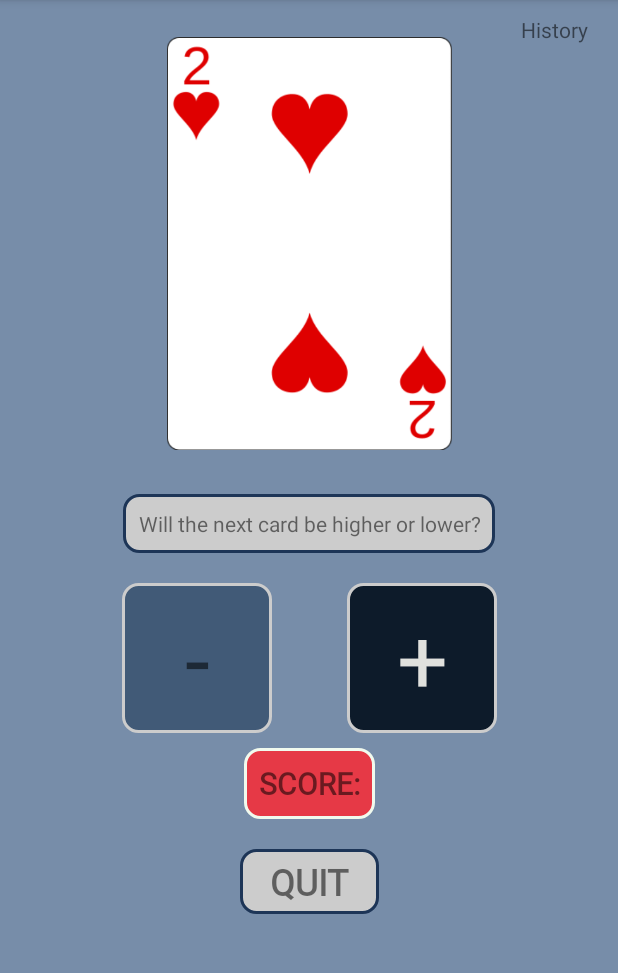
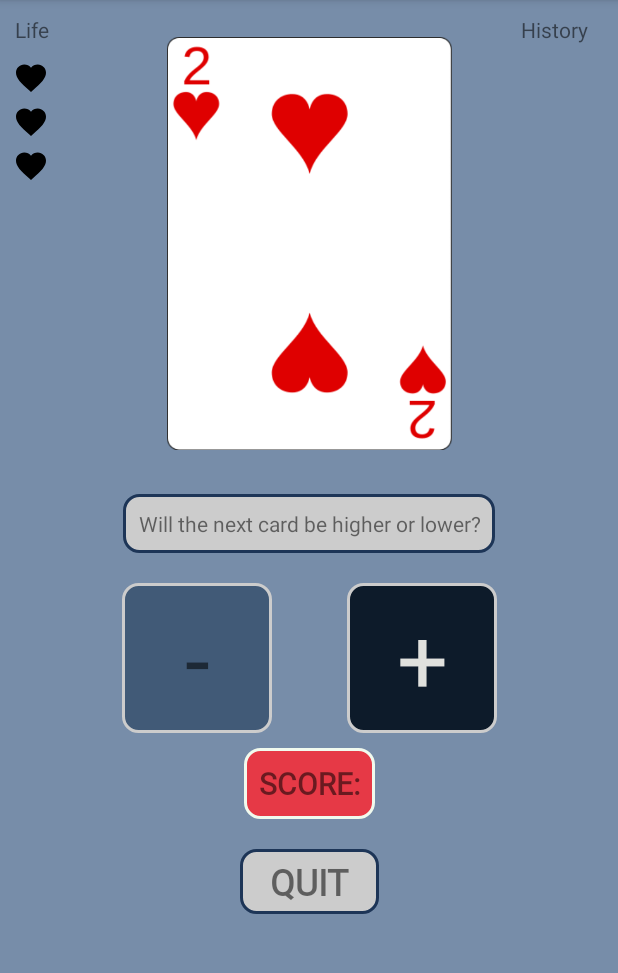
Before and after one commit to braindome/CardGuess, an Android app: the GameActivity screen opened directly, with no data from a screen before it, on a phone screen of 412 x 824 dp, the part 84-1057 px from its top. Run offline under Robolectric (Android 15) with nearby library versions, the phone set to English and light mode, and no system bars.

Commit message:
Game ends when player has 0 lives left (Score is 0 three times)

```diff
--- /dev/null
+++ b/app/src/debug/res/mipmap-anydpi-v26/heart.xml
@@ -0,0 +1,5 @@
+<?xml version="1.0" encoding="utf-8"?>
+<adaptive-icon xmlns:android="http://schemas.android.com/apk/res/android">
+    <background android:drawable="@drawable/heart_background"/>
+    <foreground android:drawable="@mipmap/heart_foreground"/>
+</adaptive-icon>
--- /dev/null
+++ b/app/src/main/res/drawable/life_icon.xml
@@ -0,0 +1,5 @@
+<vector android:height="24dp" android:tint="#000000"
+    android:viewportHeight="24" android:viewportWidth="24"
+    android:width="24dp" xmlns:android="http://schemas.android.com/apk/res/android">
+    <path android:fillColor="@android:color/white" android:pathData="M12,21.35l-1.45,-1.32C5.4,15.36 2,12.28 2,8.5 2,5.42 4.42,3 7.5,3c1.74,0 3.41,0.81 4.5,2.09C13.09,3.81 14.76,3 16.5,3 19.58,3 22,5.42 22,8.5c0,3.78 -3.4,6.86 -8.55,11.54L12,21.35z"/>
+</vector>
--- a/app/src/main/res/layout/activity_game.xml
+++ b/app/src/main/res/layout/activity_game.xml
@@ -108,4 +108,47 @@
         app:layout_constraintEnd_toEndOf="parent"
         app:layout_constraintTop_toTopOf="parent" />
 
+    <ImageView
+        android:id="@+id/lifeIcon1"
+        android:layout_width="wrap_content"
+        android:layout_height="wrap_content"
+        android:layout_marginTop="40dp"
+        android:layout_marginEnd="70dp"
+        app:layout_constraintEnd_toStartOf="@+id/randomCardImgView"
+        app:layout_constraintStart_toStartOf="parent"
+        app:layout_constraintTop_toTopOf="parent"
+        app:srcCompat="@drawable/life_icon" />
+
+    <ImageView
+        android:id="@+id/lifeIcon2"
+        android:layout_width="wrap_content"
+        android:layout_height="wrap_content"
+        android:layout_marginTop="5dp"
+        android:layout_marginEnd="70dp"
+        app:layout_constraintEnd_toStartOf="@+id/randomCardImgView"
+        app:layout_constraintStart_toStartOf="parent"
+        app:layout_constraintTop_toBottomOf="@+id/lifeIcon1"
+        app:srcCompat="@drawable/life_icon" />
+
+    <ImageView
+        android:id="@+id/lifeIcon3"
+        android:layout_width="wrap_content"
+        android:layout_height="wrap_content"
+        android:layout_marginTop="5dp"
+        android:layout_marginEnd="70dp"
+        app:layout_constraintEnd_toStartOf="@+id/randomCardImgView"
+        app:layout_constraintStart_toStartOf="parent"
+        app:layout_constraintTop_toBottomOf="@+id/lifeIcon2"
+        app:srcCompat="@drawable/life_icon" />
+
+    <TextView
+        android:id="@+id/textView2"
+        android:layout_width="wrap_content"
+        android:layout_height="wrap_content"
+        android:layout_marginStart="10dp"
+        android:layout_marginTop="10dp"
+        android:text="Life"
+        app:layout_constraintStart_toStartOf="parent"
+        app:layout_constraintTop_toTopOf="parent" />
+
 </androidx.constraintlayout.widget.ConstraintLayout>
```
Also changed, not shown: app/src/debug/res/drawable/heart_background.xml (added, +74 -0 lines), app/src/main/java/com/example/cardguess/GameActivity.kt (+44 -0 lines), app/src/debug/res/mipmap-hdpi/heart.png (added), app/src/debug/res/mipmap-hdpi/heart_foreground.png (added), app/src/debug/res/mipmap-mdpi/heart.png (added), app/src/debug/res/mipmap-mdpi/heart_foreground.png (added), app/src/debug/res/mipmap-xhdpi/heart.png (added), app/src/debug/res/mipmap-xhdpi/heart_foreground.png (added), app/src/debug/res/mipmap-xxhdpi/heart.png (added), app/src/debug/res/mipmap-xxhdpi/heart_foreground.png (added), app/src/debug/res/mipmap-xxxhdpi/heart.png (added), app/src/debug/res/mipmap-xxxhdpi/heart_foreground.png (added).
